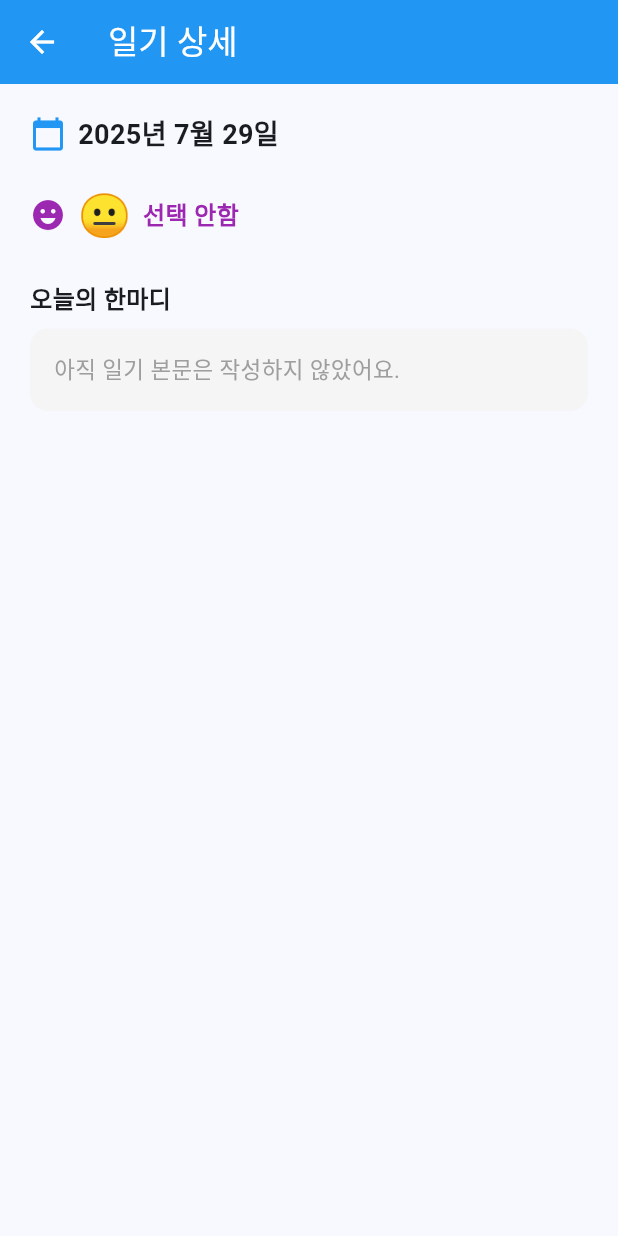
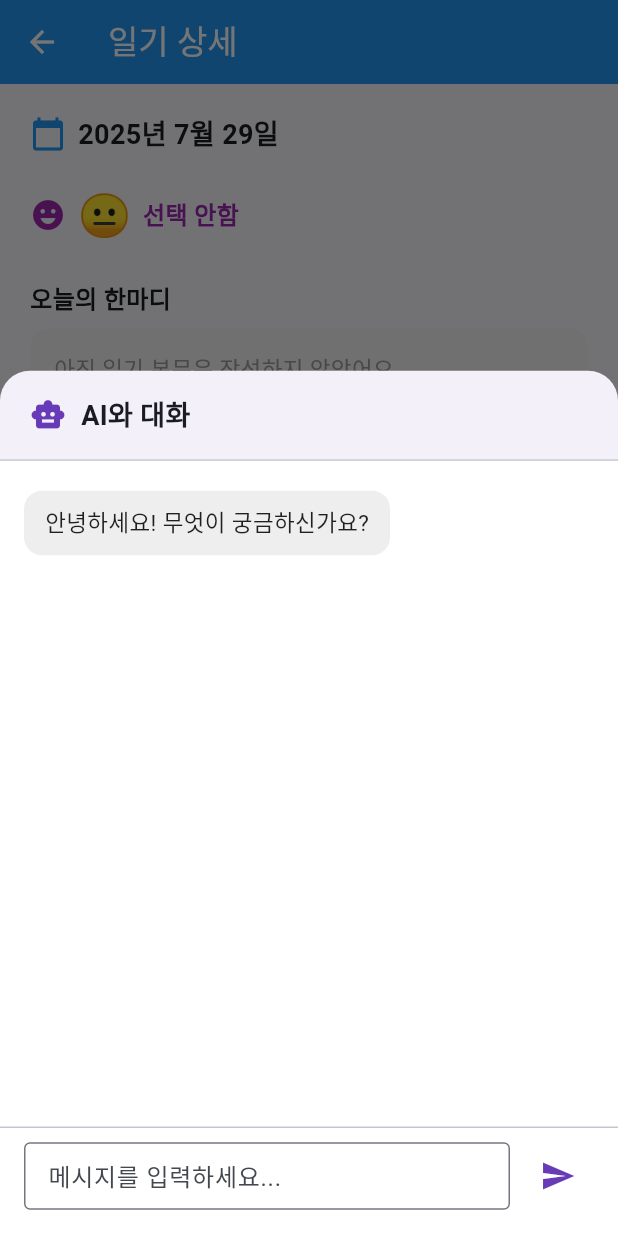
Before and after one commit to jeeno816/my_diary, a Flutter app: the DiaryViewPage screen opened directly with empty values, on a phone screen of 412 x 824 dp. Run offline on Flutter 3.47's test engine with Material 3 defaults, Android fonts, the phone set to English and light mode, and no system bars; our stand-ins replace firebase_auth, firebase_core, flutter_contacts, image_picker, table_calendar; accounts and stored records are empty.

Commit message:
대충 백 연결 전까지만 함.

```diff
--- a/frontend/my_diary/lib/diary_view_page.dart
+++ b/frontend/my_diary/lib/diary_view_page.dart
@@ -2,11 +2,12 @@ import 'dart:io';
 import 'package:flutter/material.dart';
 import 'package:flutter_contacts/flutter_contacts.dart';
 
-class DiaryViewPage extends StatelessWidget {
+class DiaryViewPage extends StatefulWidget {
   final DateTime date;
   final List<String> photos;
   final List<Contact> contacts;
   final String? mood;
+  final String? content;
 
   const DiaryViewPage({
     super.key,
@@ -14,9 +15,17 @@ class DiaryViewPage extends StatelessWidget {
     required this.photos,
     required this.contacts,
     this.mood,
+    this.content,
   });
 
-  String get formattedDate => '${date.year}년 ${date.month}월 ${date.day}일';
+  @override
+  State<DiaryViewPage> createState() => _DiaryViewPageState();
+}
+
+class _DiaryViewPageState extends State<DiaryViewPage> {
+  bool _aiModalShown = false;
+
+  String get formattedDate => '${widget.date.year}년 ${widget.date.month}월 ${widget.date.day}일';
 
   String get moodDescription {
     final moodMap = {
@@ -30,7 +39,30 @@ class DiaryViewPage extends StatelessWidget {
       '😢': '우는',
       '😡': '화남',
     };
-    return moodMap[mood] ?? '선택 안함';
+    return moodMap[widget.mood] ?? '선택 안함';
+  }
+
+  void _showAIModal(BuildContext context) {
+    showModalBottomSheet(
+      context: context,
+      isScrollControlled: true,
+      backgroundColor: Colors.transparent,
+      builder: (context) => const AIDialogModal(),
+    );
+  }
+
+  @override
+  void didChangeDependencies() {
+    super.didChangeDependencies();
+    // 일기 본문이 없고, 아직 모달을 띄우지 않았다면 자동으로 띄움
+    if ((widget.content == null || widget.content!.trim().isEmpty) && !_aiModalShown) {
+      _aiModalShown = true;
+      WidgetsBinding.instance.addPostFrameCallback((_) {
+        if (mounted) {
+          _showAIModal(context);
+        }
+      });
+    }
   }
 
   @override
@@ -41,13 +73,18 @@ class DiaryViewPage extends StatelessWidget {
         backgroundColor: Colors.blue,
         foregroundColor: Colors.white,
       ),
+      floatingActionButton: FloatingActionButton(
+        onPressed: () => _showAIModal(context),
+        backgroundColor: Colors.deepPurple,
+        child: const Icon(Icons.chat_bubble_outline, color: Colors.white),
+        tooltip: 'AI와 대화',
+      ),
       body: SingleChildScrollView(
         child: Padding(
           padding: const EdgeInsets.all(20),
           child: Column(
             crossAxisAlignment: CrossAxisAlignment.start,
             children: [
-              // 날짜
               Row(
                 children: [
                   const Icon(Icons.calendar_today, color: Colors.blue),
@@ -59,14 +96,12 @@ class DiaryViewPage extends StatelessWidget {
                 ],
               ),
               const SizedBox(height: 20),
-
-              // 기분
               Row(
                 children: [
                   const Icon(Icons.emoji_emotions, color: Colors.purple),
                   const SizedBox(width: 8),
                   Text(
-                    mood ?? '😐',
+                    widget.mood ?? '😐',
                     style: const TextStyle(fontSize: 28),
                   ),
                   const SizedBox(width: 8),
@@ -77,22 +112,20 @@ class DiaryViewPage extends StatelessWidget {
                 ],
               ),
               const SizedBox(height: 24),
-
-              // 사진
-              if (photos.isNotEmpty) ...[
+              if (widget.photos.isNotEmpty) ...[
                 const Text('사진', style: TextStyle(fontSize: 16, fontWeight: FontWeight.bold)),
                 const SizedBox(height: 8),
                 SizedBox(
                   height: 100,
                   child: ListView.separated(
                     scrollDirection: Axis.horizontal,
-                    itemCount: photos.length,
+                    itemCount: widget.photos.length,
                     separatorBuilder: (_, __) => const SizedBox(width: 8),
                     itemBuilder: (context, idx) {
                       return ClipRRect(
                         borderRadius: BorderRadius.circular(12),
                         child: Image.file(
-                          File(photos[idx]),
+                          File(widget.photos[idx]),
                           width: 100,
                           height: 100,
                           fit: BoxFit.cover,
@@ -109,20 +142,16 @@ class DiaryViewPage extends StatelessWidget {
                 ),
                 const SizedBox(height: 24),
               ],
-
-              // 연락처
-              if (contacts.isNotEmpty) ...[
+              if (widget.contacts.isNotEmpty) ...[
                 const Text('공유한 연락처', style: TextStyle(fontSize: 16, fontWeight: FontWeight.bold)),
                 const SizedBox(height: 8),
-                ...contacts.map((c) => ListTile(
+                ...widget.contacts.map((c) => ListTile(
                       leading: const Icon(Icons.person, color: Colors.green),
                       title: Text(c.displayName.isNotEmpty ? c.displayName : '이름 없음'),
                       subtitle: Text(c.phones.isNotEmpty ? c.phones.first.number : '번호 없음'),
                     )),
                 const SizedBox(height: 24),
               ],
-
-              // 메모/일기 본문(추후 확장 가능)
               const Text('오늘의 한마디', style: TextStyle(fontSize: 16, fontWeight: FontWeight.bold)),
               const SizedBox(height: 8),
               Container(
@@ -132,9 +161,11 @@ class DiaryViewPage extends StatelessWidget {
                   color: Colors.grey[100],
                   borderRadius: BorderRadius.circular(12),
                 ),
-                child: const Text(
-                  '아직 일기 본문은 작성하지 않았어요.',
-                  style: TextStyle(fontSize: 15, color: Colors.grey),
+                child: Text(
+                  widget.content?.trim().isNotEmpty == true
+                      ? widget.content!
+                      : '아직 일기 본문은 작성하지 않았어요.',
+                  style: const TextStyle(fontSize: 15, color: Colors.grey),
                 ),
               ),
             ],
@@ -144,3 +175,130 @@ class DiaryViewPage extends StatelessWidget {
     );
   }
 }
+
+class AIDialogModal extends StatefulWidget {
+  const AIDialogModal({super.key});
+
+  @override
+  State<AIDialogModal> createState() => _AIDialogModalState();
+}
+
+class _AIDialogModalState extends State<AIDialogModal> {
+  final List<Map<String, String>> messages = [
+    {'role': 'ai', 'text': '안녕하세요! 무엇이 궁금하신가요?'},
+  ];
+  final TextEditingController controller = TextEditingController();
+  bool isSending = false;
+
+  void _sendMessage() {
+    final text = controller.text.trim();
+    if (text.isEmpty) return;
+    setState(() {
+      messages.add({'role': 'user', 'text': text});
+      controller.clear();
+      isSending = true;
+    });
+    // 실제 AI 연동 대신 1초 후 AI 답변 예시
+    Future.delayed(const Duration(seconds: 1), () {
+      setState(() {
+        messages.add({'role': 'ai', 'text': 'AI 답변 예시: "$text"에 대해 생각해볼게요!'});
+        isSending = false;
+      });
+    });
+  }
+
+  @override
+  Widget build(BuildContext context) {
+    return Container(
+      height: MediaQuery.of(context).size.height * 0.7,
+      decoration: const BoxDecoration(
+        color: Colors.white,
+        borderRadius: BorderRadius.only(
+          topLeft: Radius.circular(20),
+          topRight: Radius.circular(20),
+        ),
+      ),
+      child: Column(
+        children: [
+          Container(
+            padding: const EdgeInsets.symmetric(vertical: 16, horizontal: 20),
+            decoration: BoxDecoration(
+              color: Colors.deepPurple.withOpacity(0.08),
+              borderRadius: const BorderRadius.only(
+                topLeft: Radius.circular(20),
+                topRight: Radius.circular(20),
+              ),
+            ),
+            child: Row(
+              children: const [
+                Icon(Icons.smart_toy, color: Colors.deepPurple),
+                SizedBox(width: 10),
+                Text('AI와 대화', style: TextStyle(fontSize: 18, fontWeight: FontWeight.bold)),
+              ],
+            ),
+          ),
+          const Divider(height: 1),
+          Expanded(
+            child: ListView.builder(
+              padding: const EdgeInsets.all(16),
+              itemCount: messages.length,
+              itemBuilder: (context, idx) {
+                final msg = messages[idx];
+                final isUser = msg['role'] == 'user';
+                return Align(
+                  alignment: isUser ? Alignment.centerRight : Alignment.centerLeft,
+                  child: Container(
+                    margin: const EdgeInsets.symmetric(vertical: 4),
+                    padding: const EdgeInsets.symmetric(vertical: 10, horizontal: 14),
+                    decoration: BoxDecoration(
+                      color: isUser ? Colors.blue[100] : Colors.grey[200],
+                      borderRadius: BorderRadius.circular(12),
+                    ),
+                    child: Text(
+                      msg['text'] ?? '',
+                      style: TextStyle(
+                        color: isUser ? Colors.blue[900] : Colors.black87,
+                        fontSize: 15,
+                      ),
+                    ),
+                  ),
+                );
+              },
+            ),
+          ),
+          const Divider(height: 1),
+          Padding(
+            padding: const EdgeInsets.fromLTRB(16, 8, 16, 16),
+            child: Row(
+              children: [
+                Expanded(
+                  child: TextField(
+                    controller: controller,
+                    decoration: const InputDecoration(
+                      hintText: '메시지를 입력하세요...',
+                      border: OutlineInputBorder(),
+                      isDense: true,
+                      contentPadding: EdgeInsets.symmetric(vertical: 10, horizontal: 12),
+                    ),
+                    onSubmitted: (_) => _sendMessage(),
+                  ),
+                ),
+                const SizedBox(width: 8),
+                isSending
+                    ? const SizedBox(
+                        width: 32,
+                        height: 32,
+                        child: CircularProgressIndicator(strokeWidth: 2),
+                      )
+                    : IconButton(
+                        icon: const Icon(Icons.send, color: Colors.deepPurple),
+                        onPressed: _sendMessage,
+                      ),
+              ],
+            ),
+          ),
+        ],
+      ),
+    );
+  }
+}
```
